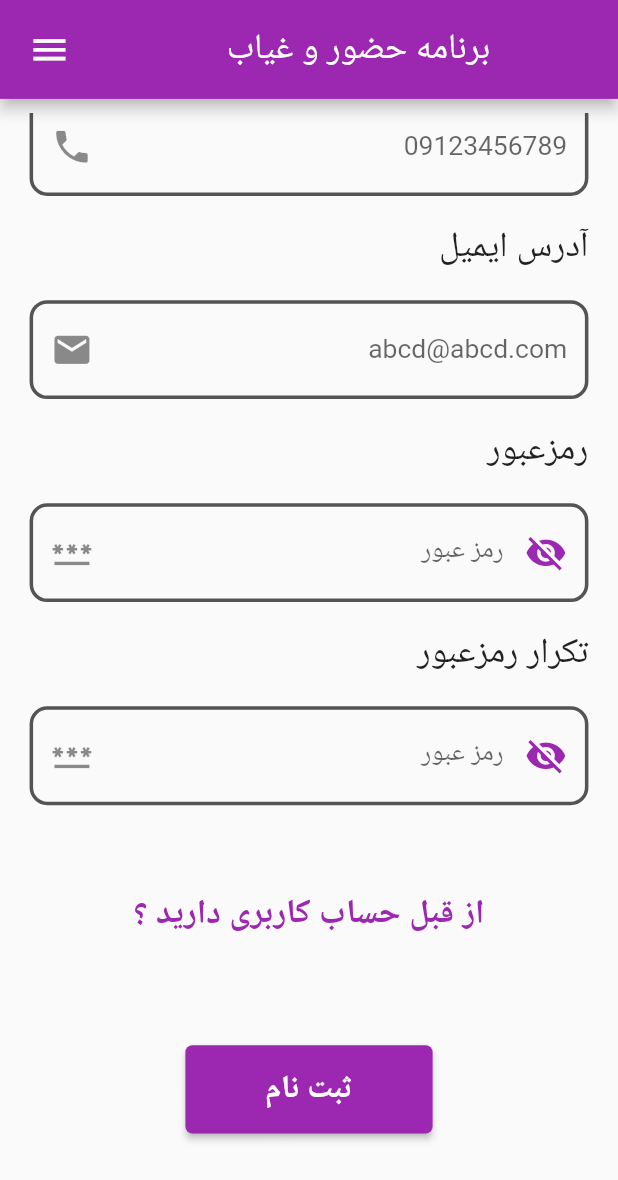
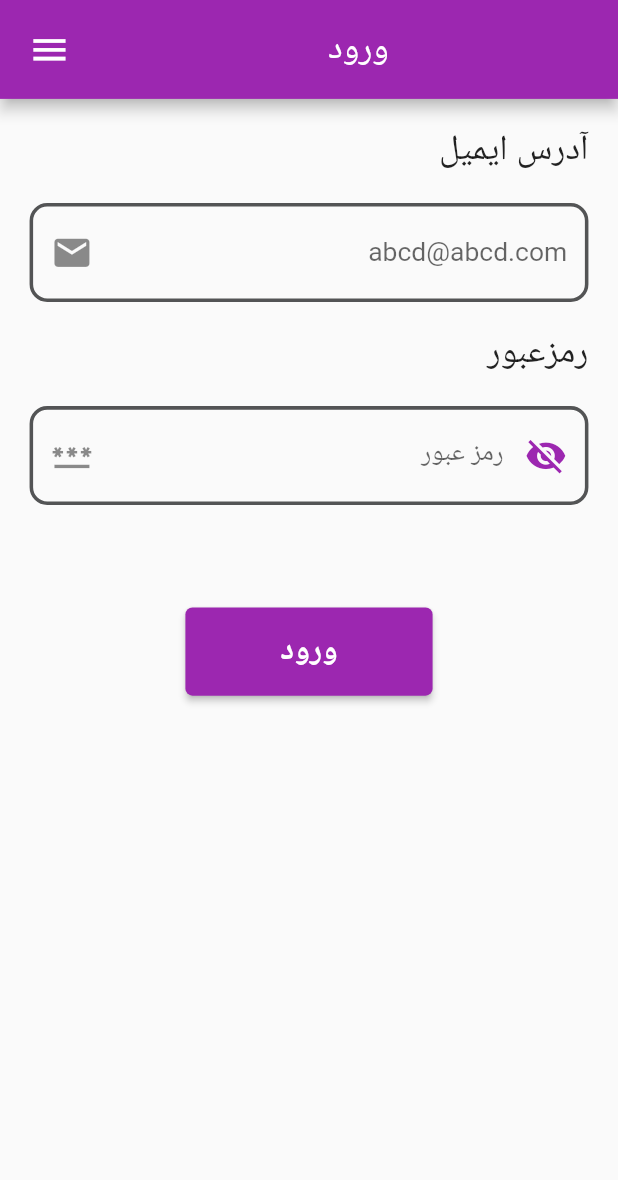
Before and after one commit to amirhsnnjd/attendance, a Flutter app: the screen it shows after launch, scrolled down 175 dp, after a tap on "از قبل حساب کاربری دارید ؟", on a phone screen of 412 x 824 dp. Shown: the top 1180 px of the screen. Run offline on Flutter 3.47's test engine with Material 2 defaults, Android fonts, the phone set to English and light mode, and no system bars; our stand-ins replace parse_server_sdk_flutter, responsive_framework, shamsi_date; missing offline and left inert: collapsible_sidebar.

Commit message:
Login added

```diff
--- /dev/null
+++ b/lib/Screens/Login.dart
@@ -0,0 +1,261 @@
+import 'package:attendance/Material/Input.dart';
+import 'package:attendance/Screens/Signup.dart';
+import 'package:flutter/material.dart';
+import 'package:flutter/src/foundation/key.dart';
+import 'package:flutter/src/widgets/framework.dart';
+import 'package:provider/provider.dart';
+
+import '../Provider/light.dart';
+import 'Setting.dart';
+
+ThemeData _darkTheme = ThemeData(
+    brightness: Brightness.dark,
+    primaryColor: Color.fromARGB(255, 250, 250, 250),
+    primarySwatch: Colors.amber,
+    focusColor: Colors.amber,
+    accentColor: Colors.amber);
+
+ThemeData _lightTheme = ThemeData(
+  brightness: Brightness.light,
+  primaryColor: Color.fromARGB(255, 83, 84, 85),
+  focusColor: Colors.purple,
+  primarySwatch: Colors.purple,
+  accentColor: Colors.purple,
+);
+
+final _formkey2 = GlobalKey<FormState>();
+
+class LoginPage extends StatefulWidget {
+  @override
+  State<LoginPage> createState() => _LoginPageState();
+}
+
+bool _passwordVisible = false;
+String passw1 = "";
+String em = "";
+
+class _LoginPageState extends State<LoginPage> {
+  @override
+  Widget build(BuildContext context) {
+    bool light = Provider.of<LightChanger>(context).light;
+    double _width = MediaQuery.of(context).size.width;
+    return MaterialApp(
+        theme: light ? _lightTheme : _darkTheme,
+        debugShowCheckedModeBanner: false,
+        home: Scaffold(
+          drawer: const NavigationDrawer(),
+          appBar: AppBar(
+            title: Align(alignment: Alignment.center, child: Text("ورود")),
+          ),
+          body: Padding(
+              padding: const EdgeInsets.all(8.0),
+              child: ListView(
+                children: [
+                  Container(
+                    child: Form(
+                      child: Column(
+                        children: [
+                          Input(((value) {
+                            if (value!.isEmpty ||
+                                value == null ||
+                                !RegExp(r"^[a-zA-Z0-9.a-zA-Z0-9.!#$%&'*+-/=?^_`{|}~]+@[a-zA-Z0-9]+\.[a-zA-Z]+")
+                                    .hasMatch(value))
+                              return ('لطفا ایمیل را درست وارد کنید');
+                            else {
+                              em = value;
+                              return null;
+                            }
+                          }),
+                              _width * 0.95,
+                              1,
+                              "abcd@abcd.com",
+                              "آدرس ایمیل",
+                              Icon(Icons.email),
+                              light,
+                              _lightTheme,
+                              _darkTheme),
+                          Container(
+                            width: _width * 0.95,
+                            child: Column(
+                              children: [
+                                Padding(
+                                  padding: const EdgeInsets.all(8.0),
+                                  child: Align(
+                                      alignment: Alignment.topRight,
+                                      child: Text(
+                                        "رمزعبور",
+                                        style: TextStyle(fontSize: 20),
+                                      )),
+                                ),
+                                Padding(
+                                  padding: const EdgeInsets.all(8.0),
+                                  child: TextFormField(
+                                    obscureText: !_passwordVisible,
+                                    validator: ((value) {
+                                      if (value!.isEmpty || value == null)
+                                        return ('لطفا رمز را وارد کنید');
+                                      else {
+                                        passw1 = value;
+                                        return null;
+                                      }
+                                    }),
+                                    style: TextStyle(
+                                      height: 1,
+                                    ),
+                                    decoration: InputDecoration(
+                                        prefixIcon: Icon(
+                                          Icons.password,
+                                        ),
+                                        hintTextDirection: TextDirection.rtl,
+                                        hintText: "رمز عبور ",
+                                        focusedBorder: OutlineInputBorder(
+                                          borderRadius:
+                                              BorderRadius.circular(10),
+                                          borderSide: BorderSide(
+                                              color: light
+                                                  ? _lightTheme.focusColor
+                                                  : _darkTheme.focusColor,
+                                              width: 2.0),
+                                        ),
+                                        enabledBorder: OutlineInputBorder(
+                                          borderRadius:
+                                              BorderRadius.circular(10),
+                                          borderSide: BorderSide(
+                                              color: light
+                                                  ? _lightTheme.primaryColor
+                                                  : _darkTheme.primaryColor,
+                                              width: 2.0),
+                                        ),
+                                        errorBorder: OutlineInputBorder(
+                                          borderRadius:
+                                              BorderRadius.circular(10),
+                                          borderSide: BorderSide(
+                                              color: Colors.red, width: 2.0),
+                                        ),
+                                        focusedErrorBorder: OutlineInputBorder(
+                                          borderRadius:
+                                              BorderRadius.circular(10),
+                                          borderSide: BorderSide(
+                                              color: Colors.red, width: 2.0),
+                                        ),
+                                        suffixIcon: IconButton(
+                                          icon: Icon(
+                                            // Based on passwordVisible state choose the icon
+                                            _passwordVisible
+                                                ? Icons.visibility
+                                                : Icons.visibility_off,
+                                            color: light
+                                                ? _lightTheme.focusColor
+                                                : _darkTheme.focusColor,
+                                          ),
+                                          onPressed: () {
+                                            // Update the state i.e. toogle the state of passwordVisible variable
+                                            setState(() {
+                                              _passwordVisible =
+                                                  !_passwordVisible;
+                                            });
+                                          },
+                                        ),
+                                        errorStyle: TextStyle(
+                                            color: Colors.red, fontSize: 13),
+                                        hintStyle: TextStyle(
+                                          fontSize: 15,
+                                        )),
+                                  ),
+                                ),
+                              ],
+                            ),
+                          ),
+                          Center(
+                            child: Container(
+                              width: _width * 0.4,
+                              height: 150,
+                              child: Row(children: [
+                                SizedBox(
+                                  height: 50,
+                                  width: _width * 0.4,
+                                  child: ElevatedButton(
+                                    onPressed: () => {
+                                      if (_formkey2.currentState!.validate())
+                                        {print(name), print(phone)}
+                                    },
+                                    style: ElevatedButton.styleFrom(
+                                        primary: light
+                                            ? _lightTheme.focusColor
+                                            : _darkTheme.focusColor),
+                                    child: Text("ورود",
+                                        style: TextStyle(
+                                            fontSize: 18,
+                                            fontWeight: FontWeight.bold)),
+                                  ),
+                                )
+                              ]),
+                            ),
+                          )
+                        ],
+                      ),
+                      key: _formkey2,
+                    ),
+                  )
+                ],
+              )),
+        ));
+  }
+}
+
+class NavigationDrawer extends StatelessWidget {
+  const NavigationDrawer({Key? key}) : super(key: key);
+
+  @override
+  Widget build(BuildContext context) => Drawer(
+        child: SingleChildScrollView(
+          child: Column(
+            crossAxisAlignment: CrossAxisAlignment.stretch,
+            children: <Widget>[
+              buildHeader(context),
+              buildMenuItems(context),
+            ],
+          ),
+        ),
+      );
+  Widget buildHeader(BuildContext context) => Container(
+        padding: EdgeInsets.only(top: MediaQuery.of(context).padding.top),
+      );
+  Widget buildMenuItems(BuildContext context) {
+    bool light = Provider.of<LightChanger>(context).light;
+    return Column(
+      children: [
+        ListTile(
+            enabled: false,
+            leading: Icon(
+              Icons.home_outlined,
+              color: light ? _lightTheme.focusColor : _darkTheme.focusColor,
+            ),
+            title: const Text('صفحه اصلی', style: TextStyle(fontSize: 18)),
+            onTap: (() {})),
+        ListTile(
+            leading: Icon(
+              Icons.group_add_outlined,
+              color: light ? _lightTheme.focusColor : _darkTheme.focusColor,
+            ),
+            title: const Text('  ایجاد حساب کاربری',
+                style: TextStyle(fontSize: 18)),
+            onTap: (() {
+              Navigator.of(context)
+                  .push(MaterialPageRoute(builder: ((context) => Signup())));
+            })),
+        ListTile(
+            leading: Icon(
+              Icons.settings,
+              color: light ? _lightTheme.focusColor : _darkTheme.focusColor,
+            ),
+            title: const Text('تنظیمات', style: TextStyle(fontSize: 18)),
+            onTap: (() {
+              Navigator.of(context)
+                  .push(MaterialPageRoute(builder: ((context) => Setting())));
+            }))
+      ],
+    );
+  } /*
+*/
+}
--- a/lib/Screens/Signup.dart
+++ b/lib/Screens/Signup.dart
@@ -1,3 +1,4 @@
+import 'package:attendance/Screens/Login.dart';
 import 'package:attendance/Screens/Setting.dart';
 import 'package:flutter/cupertino.dart';
 import 'package:flutter/material.dart';
@@ -11,8 +12,6 @@ import 'package:collapsible_sidebar/collapsible_sidebar.dart';
 import '../Material/Input.dart';
 import '../Provider/light.dart';
 import '../main.dart';
-
-final _formkey = GlobalKey<FormState>();
 
 ThemeData _darkTheme = ThemeData(
     brightness: Brightness.dark,
@@ -30,8 +29,6 @@ ThemeData _lightTheme = ThemeData(
 );
 
 class Signup extends StatefulWidget {
-  const Signup({Key? key}) : super(key: key);
-
   @override
   State<Signup> createState() => _SignupState();
 }
@@ -42,6 +39,7 @@ String? email = null;
 String? pass1 = null;
 String? pass2 = null;
 bool _passwordVisible = false;
+final _formkey = GlobalKey<FormState>();
 
 class _SignupState extends State<Signup> {
   @override
@@ -54,8 +52,7 @@ class _SignupState extends State<Signup> {
       home: Scaffold(
         drawer: const NavigationDrawer(),
         appBar: AppBar(
-          title: Align(
-              alignment: Alignment.center, child: Text("برنامه حضور و غیاب")),
+          title: Align(alignment: Alignment.center, child: Text("ثبت نام")),
         ),
         body: Padding(
           padding: const EdgeInsets.all(8.0),
@@ -131,8 +128,10 @@ class _SignupState extends State<Signup> {
                                   !RegExp(r"^[a-zA-Z0-9.a-zA-Z0-9.!#$%&'*+-/=?^_`{|}~]+@[a-zA-Z0-9]+\.[a-zA-Z]+")
                                       .hasMatch(value))
                                 return ('لطفا ایمیل را درست وارد کنید');
-                              else
+                              else {
+                                email = value;
                                 return null;
+                              }
                             }),
                                 _width * 0.95,
                                 1,
@@ -323,7 +322,10 @@ class _SignupState extends State<Signup> {
                       Padding(
                         padding: const EdgeInsets.only(top: 30),
                         child: TextButton(
-                            onPressed: () {},
+                            onPressed: () {
+                              Navigator.of(context).push(MaterialPageRoute(
+                                  builder: ((context) => LoginPage())));
+                            },
                             child: Text(
                               "از قبل حساب کاربری دارید ؟",
                               style: TextStyle(
@@ -344,8 +346,10 @@ class _SignupState extends State<Signup> {
                       height: 50,
                       width: _width * 0.4,
                       child: ElevatedButton(
-                        onPressed: () =>
-                            {if (_formkey.currentState!.validate()) {}},
+                        onPressed: () => {
+                          if (_formkey.currentState!.validate())
+                            {print(name), print(phone)}
+                        },
                         style: ElevatedButton.styleFrom(
                             primary: light
                                 ? _lightTheme.focusColor
@@ -403,7 +407,10 @@ class NavigationDrawer extends StatelessWidget {
             ),
             title: const Text('  ورود به حساب کاربری',
                 style: TextStyle(fontSize: 18)),
-            onTap: (() {})),
+            onTap: (() {
+              Navigator.of(context)
+                  .push(MaterialPageRoute(builder: ((context) => LoginPage())));
+            })),
         ListTile(
             leading: Icon(
               Icons.settings,
--- a/lib/main.dart
+++ b/lib/main.dart
@@ -8,7 +8,6 @@ import 'package:responsive_framework/responsive_framework.dart';
 import 'package:provider/provider.dart';
 import 'Screens/Signup.dart';
 
-bool check = false;
 ThemeData _darkTheme = ThemeData(
     brightness: Brightness.dark,
     primaryColor: Color.fromARGB(255, 250, 250, 250),
@@ -30,13 +29,12 @@ Future<void> main() async {
   final keyCientKey = 'JKzv7uvgb5yVyqb4nYoC0ClICkrmuG0JmM34a6t2';
   final keyParseServerUrl = 'https://parseapi.back4app.com';
 
-  await Parse().initialize(keyApplicationId, keyParseServerUrl,
+  /*await Parse().initialize(keyApplicationId, keyParseServerUrl,
       clientKey: keyCientKey, autoSendSessionId: true);
-  var firstObject = ParseObject('FirstClass')
+  var firstObject = ParseObject('MyApp')
     ..set(
         'message', 'Hey ! First message from Flutter. Parse is now connected');
-  await firstObject.save();
-  print('done');
+  await firstObject.save();*/
 
   runApp(MultiProvider(
     providers: [
@@ -59,40 +57,9 @@ Future<void> main() async {
 }
 
 class MyApp extends StatelessWidget {
-  const MyApp({Key? key}) : super(key: key);
-
   @override
   Widget build(BuildContext context) {
     bool light = Provider.of<LightChanger>(context).light;
     return Signup();
   }
 }
-
-class MyHomePage extends StatefulWidget {
-  const MyHomePage({Key? key, required this.title}) : super(key: key);
-
-  final String title;
-
-  @override
-  State<MyHomePage> createState() => _MyHomePageState();
-}
-
-class _MyHomePageState extends State<MyHomePage> {
-  Jalali j = Jalali.fromDateTime(DateTime.now());
-  @override
-  Widget build(BuildContext context) {
-    return Scaffold(
-      appBar: AppBar(
-        title: Text(j.year.toString() +
-            "/" +
-            j.month.toString() +
-            "/" +
-            j.day.toString() +
-            "        " +
-            (j.hour - 1).toString() +
-            ":" +
-            j.minute.toString()),
-      ),
-    );
-  }
-}
```
Also changed, not shown: lib/Screens/Setting.dart (+72 -2 lines), 22 other files.
